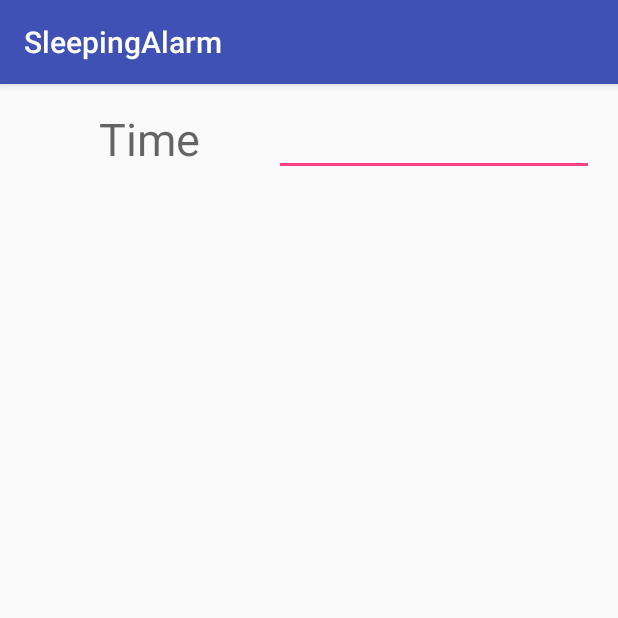
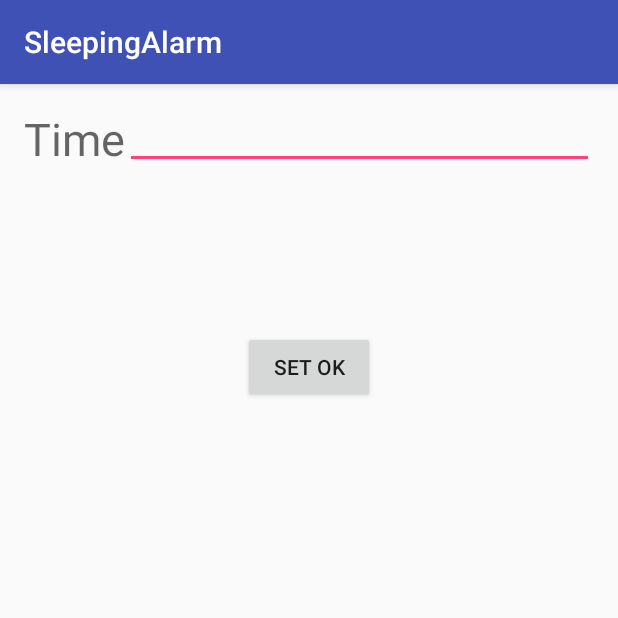
Before and after one commit to edinhon/SleepingAlarm, an Android app: the NewAlarmActivity screen opened directly, with no data from a screen before it, on a phone screen of 412 x 824 dp, the top half of it. Run offline under Robolectric (Android 15) with nearby library versions, the phone set to English and light mode, and no system bars.

Commit message:
create Alarm_Item class to put alarm detail change NewAlarmActivity to set an existed alarm detail(not yet done) write new an alarm in MainActivity

```diff
--- a/app/src/main/java/com/example/nthucs/sleepingalarm/NewAlarmActivity.java
+++ b/app/src/main/java/com/example/nthucs/sleepingalarm/NewAlarmActivity.java
@@ -1,7 +1,13 @@
 package com.example.nthucs.sleepingalarm;
 
+import android.app.Activity;
+import android.content.Intent;
 import android.support.v7.app.AppCompatActivity;
 import android.os.Bundle;
+import android.text.Editable;
+import android.view.View;
+import android.widget.Button;
+import android.widget.EditText;
 
 public class NewAlarmActivity extends AppCompatActivity {
 
@@ -9,5 +15,29 @@ public class NewAlarmActivity extends AppCompatActivity {
     protected void onCreate(Bundle savedInstanceState) {
         super.onCreate(savedInstanceState);
         setContentView(R.layout.activity_new_alarm);
+
+        final EditText timeBeSet = (EditText)findViewById(R.id.alarmTime);
+
+        Button setOK = (Button)findViewById(R.id.OKbutton);
+
+        setOK.setOnClickListener(new View.OnClickListener() {
+            @Override
+            public void onClick(View view) {
+
+                String returnValue = timeBeSet.getText().toString();
+                //建立包裹，放入回傳值。
+                Bundle argument = new Bundle();
+                argument.putString("returnValue", returnValue);
+
+                //取出上一個Activity傳過來的 Intent 物件。
+                Intent intent = getIntent();
+                //放入要回傳的包裹。
+                intent.putExtras(argument);
+
+                //設定回傳狀態。
+                setResult(Activity.RESULT_OK, intent);
+                finish();
+            }
+        });
     }
 }
--- a/app/src/main/res/layout/activity_new_alarm.xml
+++ b/app/src/main/res/layout/activity_new_alarm.xml
@@ -9,26 +9,34 @@
     android:paddingTop="@dimen/activity_vertical_margin"
     tools:context="com.example.nthucs.sleepingalarm.NewAlarmActivity">
 
+    <TextView
+        android:layout_width="wrap_content"
+        android:layout_height="wrap_content"
+        android:textAppearance="?android:attr/textAppearanceMedium"
+        android:text="Time"
+        android:id="@+id/titleTime"
+        android:layout_alignParentStart="true"
+        android:layout_alignParentTop="true"
+        android:textSize="30dp"
+        android:textAlignment="center" />
+
+    <Button
+        android:layout_width="wrap_content"
+        android:layout_height="wrap_content"
+        android:text="Set OK"
+        android:id="@+id/OKbutton"
+        android:layout_below="@+id/alarmTime"
+        android:layout_centerHorizontal="true"
+        android:layout_marginTop="108dp" />
+
     <EditText
         android:layout_width="wrap_content"
         android:layout_height="wrap_content"
         android:inputType="time"
         android:ems="10"
         android:id="@+id/alarmTime"
-        android:layout_alignParentTop="true"
-        android:layout_alignParentEnd="true" />
-
-    <TextView
-        android:layout_width="wrap_content"
-        android:layout_height="wrap_content"
-        android:textAppearance="?android:attr/textAppearanceMedium"
-        android:text="Time"
-        android:id="@+id/titleTime"
-        android:layout_alignBottom="@+id/alarmTime"
-        android:layout_alignParentStart="true"
-        android:layout_alignParentTop="true"
-        android:layout_toStartOf="@+id/alarmTime"
-        android:textSize="30dp"
-        android:textAlignment="center" />
+        android:layout_alignBottom="@+id/titleTime"
+        android:layout_alignParentEnd="true"
+        android:layout_toEndOf="@+id/titleTime" />
 
 </RelativeLayout>
```
Also changed, not shown: app/src/main/java/com/example/nthucs/sleepingalarm/Alarm_Item.java (added, +35 -0 lines), app/src/main/java/com/example/nthucs/sleepingalarm/MainActivity.java (+61 -10 lines).
